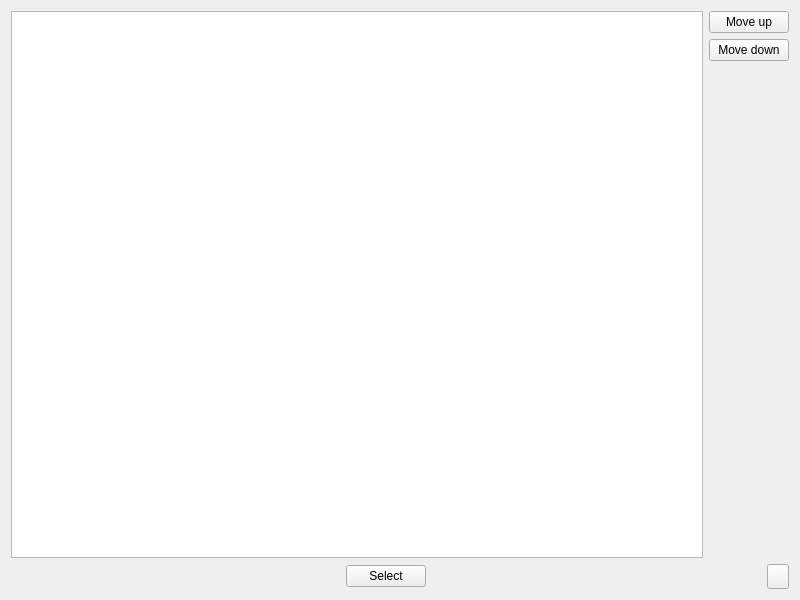
First picture: the form in client/base/interface/BaseWindow.ui, repository alphaonex86/CatchChallenger, before the edit.
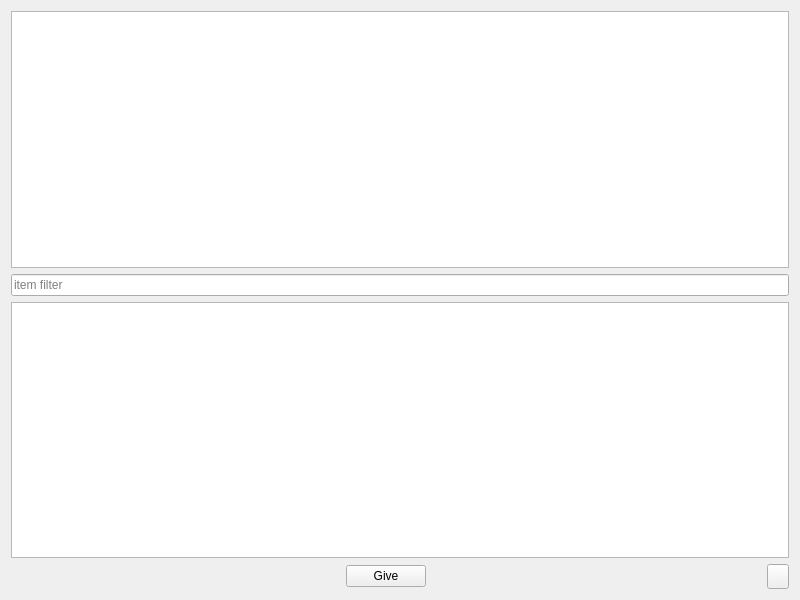
Second picture: the form after the edit. Icons and pictures are not drawn.

Commit message: [Fix] Admin pannel to easy add item to player Improve the debug of SQL prepared query (client,server)

Patch:
```diff
--- a/client/base/interface/BaseWindow.ui
+++ b/client/base/interface/BaseWindow.ui
@@ -65,7 +65,7 @@
      <item>
       <widget class="QStackedWidget" name="stackedWidget">
        <property name="currentIndex">
-        <number>11</number>
+        <number>21</number>
        </property>
        <widget class="QWidget" name="page_init">
         <property name="styleSheet">
@@ -7340,6 +7340,117 @@
          </item>
         </layout>
        </widget>
+       <widget class="QWidget" name="page_admin">
+        <layout class="QVBoxLayout" name="verticalLayout_2">
+         <item>
+          <widget class="QListWidget" name="listNearPlayer">
+           <property name="iconSize">
+            <size>
+             <width>80</width>
+             <height>80</height>
+            </size>
+           </property>
+           <property name="viewMode">
+            <enum>QListView::IconMode</enum>
+           </property>
+          </widget>
+         </item>
+         <item>
+          <widget class="QLineEdit" name="itemFilterAdmin">
+           <property name="placeholderText">
+            <string>item filter</string>
+           </property>
+          </widget>
+         </item>
+         <item>
+          <widget class="QListWidget" name="listAllItem">
+           <property name="iconSize">
+            <size>
+             <width>24</width>
+             <height>24</height>
+            </size>
+           </property>
+           <property name="gridSize">
+            <size>
+             <width>120</width>
+             <height>50</height>
+            </size>
+           </property>
+           <property name="viewMode">
+            <enum>QListView::IconMode</enum>
+           </property>
+           <property name="sortingEnabled">
+            <bool>true</bool>
+           </property>
+          </widget>
+         </item>
+         <item>
+          <layout class="QHBoxLayout" name="horizontalLayout_65">
+           <item>
+            <spacer name="horizontalSpacer_62">
+             <property name="orientation">
+              <enum>Qt::Horizontal</enum>
+             </property>
+             <property name="sizeHint" stdset="0">
+              <size>
+               <width>40</width>
+               <height>20</height>
+              </size>
+             </property>
+            </spacer>
+           </item>
+           <item>
+            <widget class="QPushButton" name="pushButton">
+             <property name="text">
+              <string>Give</string>
+             </property>
+            </widget>
+           </item>
+           <item>
+            <spacer name="horizontalSpacer_63">
+             <property name="orientation">
+              <enum>Qt::Horizontal</enum>
+             </property>
+             <property name="sizeHint" stdset="0">
+              <size>
+               <width>40</width>
+               <height>20</height>
+              </size>
+             </property>
+            </spacer>
+           </item>
+           <item>
+            <widget class="QToolButton" name="toolButton_quit_admin">
+             <property name="minimumSize">
+              <size>
+               <width>22</width>
+               <height>25</height>
+              </size>
+             </property>
+             <property name="maximumSize">
+              <size>
+               <width>22</width>
+               <height>25</height>
+              </size>
+             </property>
+             <property name="styleSheet">
+              <string notr="true">QToolButton::hover {
+background-position:left center;
+}
+QToolButton::pressed {
+background-position:left bottom;
+}
+QToolButton { 
+background-image: url(:/images/interface/quit.png);
+border-image: url(:/images/empty.png);
+}</string>
+             </property>
+            </widget>
+           </item>
+          </layout>
+         </item>
+        </layout>
+       </widget>
       </widget>
      </item>
     </layout>
```
Left out of the diff: 65 changed lines with no effect on the pictures. Lines whose indentation alone changed are shown as unchanged. The commit also changes 17 other files.
